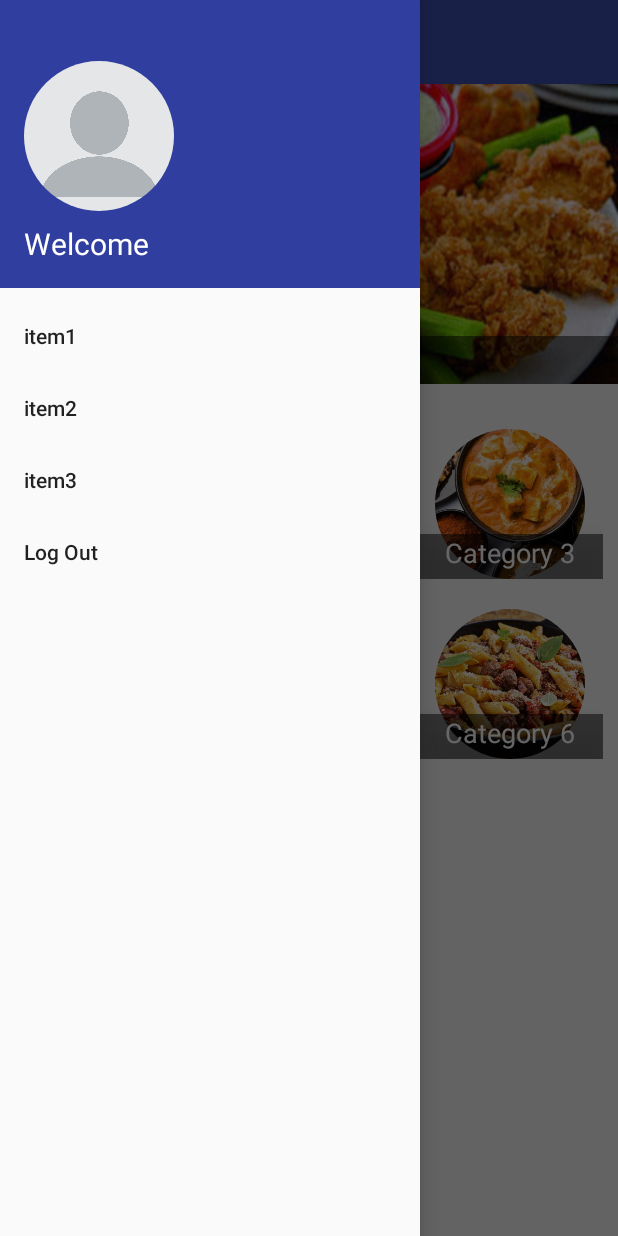
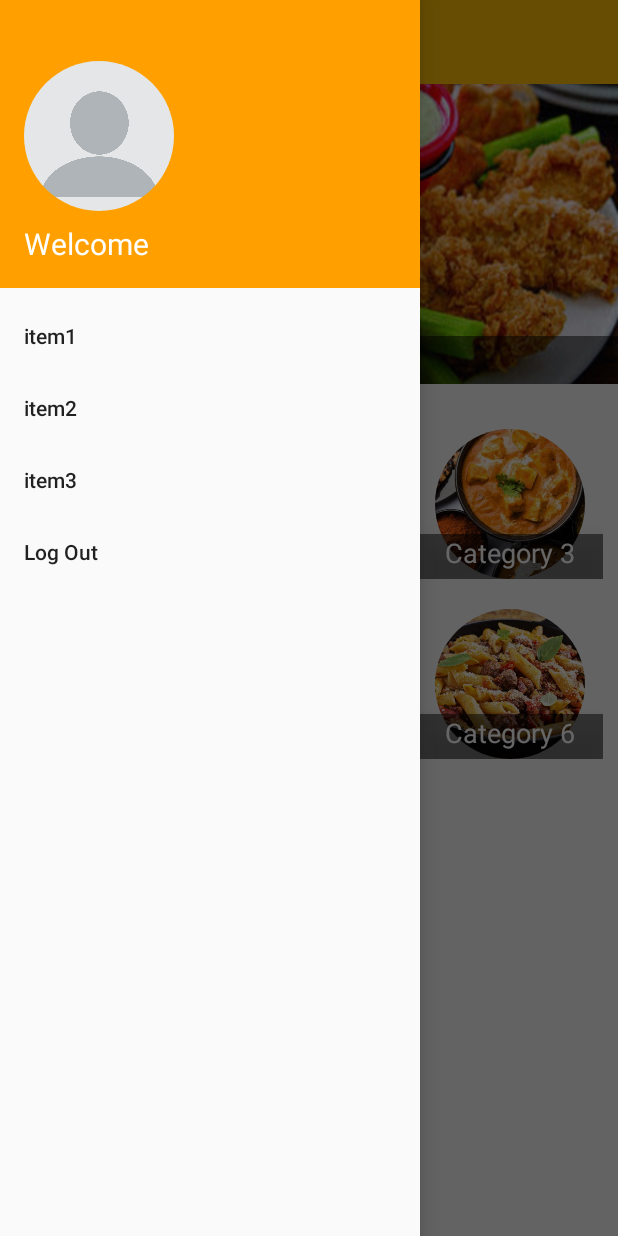
Before and after one commit to 17ucs042/FoodBar, an Android app: the screen it shows after launch once a user with an empty profile is signed in (HomeScreen), with the side drawer open, on a phone screen of 412 x 824 dp. Run offline under Robolectric (Android 15) with nearby library versions, the phone set to English and light mode, and no system bars; our stand-ins replace Firebase (no records; nobody signed in at launch, a user with empty details on screens opened directly), Picasso; libraries missing offline, so code that uses them is left out: com.daimajia.slider, com.facebook, com.facebook.login, com.tbuonomo.viewpagerdotsindicator; plain views replace RoundedImageView, WormDotsIndicator; pictures from the network do not load; 8 statements that could not run were skipped.

Commit message:
UI changes implemented in categories

```diff
--- a/app/build.gradle
+++ b/app/build.gradle
@@ -55,6 +55,7 @@ dependencies {
     implementation 'com.makeramen:roundedimageview:2.3.0'
     implementation 'com.tbuonomo.andrui:viewpagerdotsindicator:3.0.3'
     implementation 'com.shaishavgandhi:login-buttons:1.0.0'
+   // implementation 'com.google.android.gms:play-services:12.0.1'
 
 }
 apply plugin: 'com.google.gms.google-services'
--- a/app/src/debug/res/values/google_maps_api.xml
+++ b/app/src/debug/res/values/google_maps_api.xml
@@ -20,5 +20,5 @@
     Once you have your key (it starts with "AIza"), replace the "google_maps_key"
     string in this file.
     -->
-    <string name="google_maps_key" templateMergeStrategy="preserve" translatable="false">AIzaSyB5HusYbRe5m-VVVQ9WBURW2TapsJ-VeCM</string>
+    <string name="google_maps_key" templateMergeStrategy="preserve" translatable="false">AIzaSyCD6suknL4CJUnnz85VE5ILy3vscExAxOc</string>
 </resources>
--- a/app/src/main/res/drawable/add.xml
+++ b/app/src/main/res/drawable/add.xml
@@ -4,6 +4,6 @@
         android:viewportWidth="24.0"
         android:viewportHeight="24.0">
     <path
-        android:fillColor="#FF000000"
+        android:fillColor="#FFA000"
         android:pathData="M19,13h-6v6h-2v-6H5v-2h6V5h2v6h6v2z"/>
 </vector>
--- a/app/src/main/res/layout/activity_category2.xml
+++ b/app/src/main/res/layout/activity_category2.xml
@@ -4,10 +4,7 @@
     xmlns:tools="http://schemas.android.com/tools"
     android:layout_width="match_parent"
     android:layout_height="match_parent"
-    android:layout_marginStart="8dp"
-    android:layout_marginLeft="8dp"
-    android:layout_marginRight="8dp"
-    android:layout_marginEnd="8dp"
+    android:background="@color/primary"
     tools:context=".Category2">
 
     <ImageView
--- a/app/src/main/res/layout/activity_category3.xml
+++ b/app/src/main/res/layout/activity_category3.xml
@@ -4,10 +4,7 @@
     xmlns:tools="http://schemas.android.com/tools"
     android:layout_width="match_parent"
     android:layout_height="match_parent"
-    android:layout_marginStart="8dp"
-    android:layout_marginLeft="8dp"
-    android:layout_marginRight="8dp"
-    android:layout_marginEnd="8dp"
+    android:background="@color/primary"
     tools:context=".Category3">
 
     <ImageView
--- a/app/src/main/res/layout/activity_category4.xml
+++ b/app/src/main/res/layout/activity_category4.xml
@@ -4,10 +4,7 @@
     xmlns:tools="http://schemas.android.com/tools"
     android:layout_width="match_parent"
     android:layout_height="match_parent"
-    android:layout_marginStart="8dp"
-    android:layout_marginLeft="8dp"
-    android:layout_marginRight="8dp"
-    android:layout_marginEnd="8dp"
+    android:background="@color/primary"
     tools:context=".Category4">
 
     <ImageView
--- a/app/src/main/res/layout/activity_category5.xml
+++ b/app/src/main/res/layout/activity_category5.xml
@@ -4,10 +4,7 @@
     xmlns:tools="http://schemas.android.com/tools"
     android:layout_width="match_parent"
     android:layout_height="match_parent"
-    android:layout_marginStart="8dp"
-    android:layout_marginLeft="8dp"
-    android:layout_marginRight="8dp"
-    android:layout_marginEnd="8dp"
+    android:background="@color/primary"
     tools:context=".Category5">
 
     <ImageView
--- a/app/src/main/res/layout/activity_category6.xml
+++ b/app/src/main/res/layout/activity_category6.xml
@@ -4,10 +4,7 @@
     xmlns:tools="http://schemas.android.com/tools"
     android:layout_width="match_parent"
     android:layout_height="match_parent"
-    android:layout_marginStart="8dp"
-    android:layout_marginLeft="8dp"
-    android:layout_marginRight="8dp"
-    android:layout_marginEnd="8dp"
+    android:background="@color/primary"
     tools:context=".Category6">
 
     <ImageView
--- a/app/src/main/res/layout/activity_category_all.xml
+++ b/app/src/main/res/layout/activity_category_all.xml
@@ -4,10 +4,7 @@
     xmlns:tools="http://schemas.android.com/tools"
     android:layout_width="match_parent"
     android:layout_height="match_parent"
-    android:layout_marginStart="8dp"
-    android:layout_marginLeft="8dp"
-    android:layout_marginRight="8dp"
-    android:layout_marginEnd="8dp"
+    android:background="@color/primary"
     tools:context=".CategoryAll">
 
     <ListView
--- a/app/src/main/res/layout/activity_home_screen.xml
+++ b/app/src/main/res/layout/activity_home_screen.xml
@@ -12,7 +12,7 @@
         android:layout_width="match_parent"
         android:layout_height="wrap_content">
 
-        <LinearLayout
+        <RelativeLayout
             android:layout_width="match_parent"
             android:layout_height="wrap_content"
             android:orientation="vertical">
@@ -25,8 +25,10 @@
                 android:theme="@style/ThemeOverlay.AppCompat.ActionBar" />
 
             <FrameLayout
+                android:id="@+id/view_frame"
                 android:layout_width="match_parent"
-                android:layout_height="wrap_content">
+                android:layout_height="wrap_content"
+                android:layout_below="@id/toolbar">
 
                 <android.support.v4.view.ViewPager
                     android:id="@+id/viewpager"
@@ -55,10 +57,12 @@
             </FrameLayout>
 
             <LinearLayout
+                android:id="@+id/horizontal_1"
                 android:layout_width="match_parent"
                 android:layout_height="wrap_content"
                 android:layout_marginTop="30dp"
-                android:orientation="horizontal">
+                android:orientation="horizontal"
+                android:layout_below="@id/view_frame">
 
                 <RelativeLayout
                     android:layout_width="100dp"
@@ -167,10 +171,12 @@
             </LinearLayout>
 
             <LinearLayout
+                android:id="@+id/horizontal_2"
                 android:layout_width="match_parent"
                 android:layout_height="wrap_content"
                 android:layout_marginTop="20dp"
-                android:orientation="horizontal">
+                android:orientation="horizontal"
+                android:layout_below="@id/horizontal_1">
 
                 <RelativeLayout
                     android:layout_width="100dp"
@@ -281,17 +287,20 @@
             <Button
                 android:id="@+id/special"
                 android:layout_width="wrap_content"
-                android:layout_height="0dp"
+                android:layout_height="wrap_content"
                 android:layout_gravity="center"
-                android:layout_marginTop="20dp"
                 android:layout_weight="1"
                 android:background="@drawable/button_thin"
                 android:paddingLeft="10dp"
                 android:paddingRight="10dp"
                 android:text="Special Offers"
-                android:textAllCaps="false" />
+                android:textAllCaps="false"
+                android:layout_marginTop="20dp"
+                android:layout_below="@id/horizontal_2"
+                android:layout_centerHorizontal="true"
+                android:layout_marginBottom="20dp"/>
 
-        </LinearLayout>
+        </RelativeLayout>
 
     </ScrollView>
 
--- a/app/src/main/res/values/colors.xml
+++ b/app/src/main/res/values/colors.xml
@@ -3,12 +3,13 @@
     <color name="colorPrimary">#008577</color>
     <color name="colorPrimaryDark">#00574B</color>
     <color name="colorAccent">#D81B60</color>
-    <color name="primary">#3F51B5</color>
-    <color name="primary_dark">#303F9F</color>
-    <color name="primary_light">#C5CAE9</color>
-    <color name="accent">#448AFF</color>
+    <color name="primary">#FFC107</color>
+    <color name="primary_dark">#FFA000</color>
+    <color name="primary_light">#FFECB3</color>
+    <color name="accent">#CDDC39</color>
     <color name="primary_text">#212121</color>
     <color name="secondary_text">#757575</color>
-    <color name="icons">#FFFFFF</color>
+    <color name="icons">#212121</color>
     <color name="divider">#BDBDBD</color>
+
 </resources>
```
Also changed, not shown: app/src/main/AndroidManifest.xml (+5 -7 lines), app/src/main/java/com/appsaga/foodbar/CategoryAdapter.java (+5 -5 lines), app/src/main/res/layout/activity_category1.xml (+2 -5 lines), app/src/main/res/layout/item_view.xml (+104 -45 lines).
